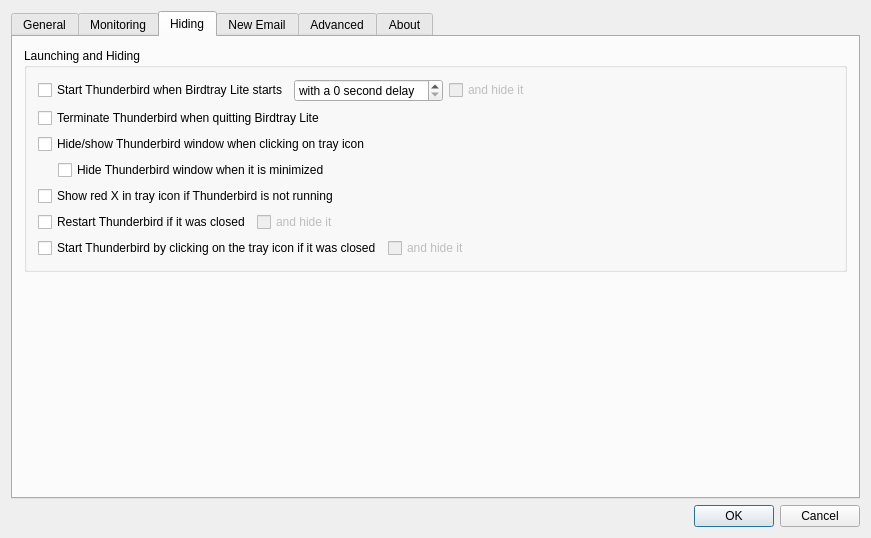
Above: src/dialogsettings.ui from vegiii/birdtray-lite before the change. Below: the same form after it.
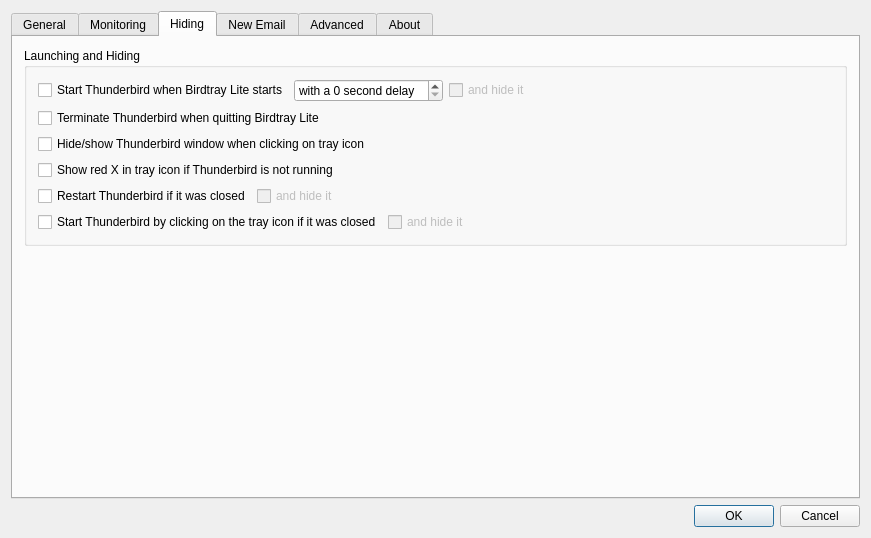
That is the form after the change. The open tabs and pages were chosen to show the change. Icons and pictures are not drawn. Custom widgets are drawn as their Qt base class.

Commit message:
Drop X11 support and control Thunderbird through KWin only
Find Thunderbird by its process and hide, show and close its window
with KWin scripts, which also makes closing Thunderbird on quit work
on Wayland. Remove the X11-only settings, the developer command line
options, the packager build options and the unused screenshot, and
reset the version to 0.1.0.

```diff
--- a/src/dialogsettings.ui
+++ b/src/dialogsettings.ui
@@ -502,36 +502,6 @@
             </property>
            </widget>
           </item>
-          <item>
-           <layout class="QHBoxLayout" name="horizontalLayout_3">
-            <item>
-             <spacer name="horizontalSpacer">
-              <property name="orientation">
-               <enum>Qt::Orientation::Horizontal</enum>
-              </property>
-              <property name="sizeType">
-               <enum>QSizePolicy::Policy::Fixed</enum>
-              </property>
-              <property name="sizeHint" stdset="0">
-               <size>
-                <width>20</width>
-                <height>20</height>
-               </size>
-              </property>
-             </spacer>
-            </item>
-            <item>
-             <widget class="QCheckBox" name="boxHideWhenMinimized">
-              <property name="enabled">
-               <bool>true</bool>
-              </property>
-              <property name="text">
-               <string>Hide Thunderbird window when it is minimized</string>
-              </property>
-             </widget>
-            </item>
-           </layout>
-          </item>
           <item>
            <widget class="QCheckBox" name="boxMonitorThunderbirdWindow">
             <property name="enabled">
```
Left out of the diff: 12 changed lines with no effect on the pictures. The commit also changes 16 other files.
